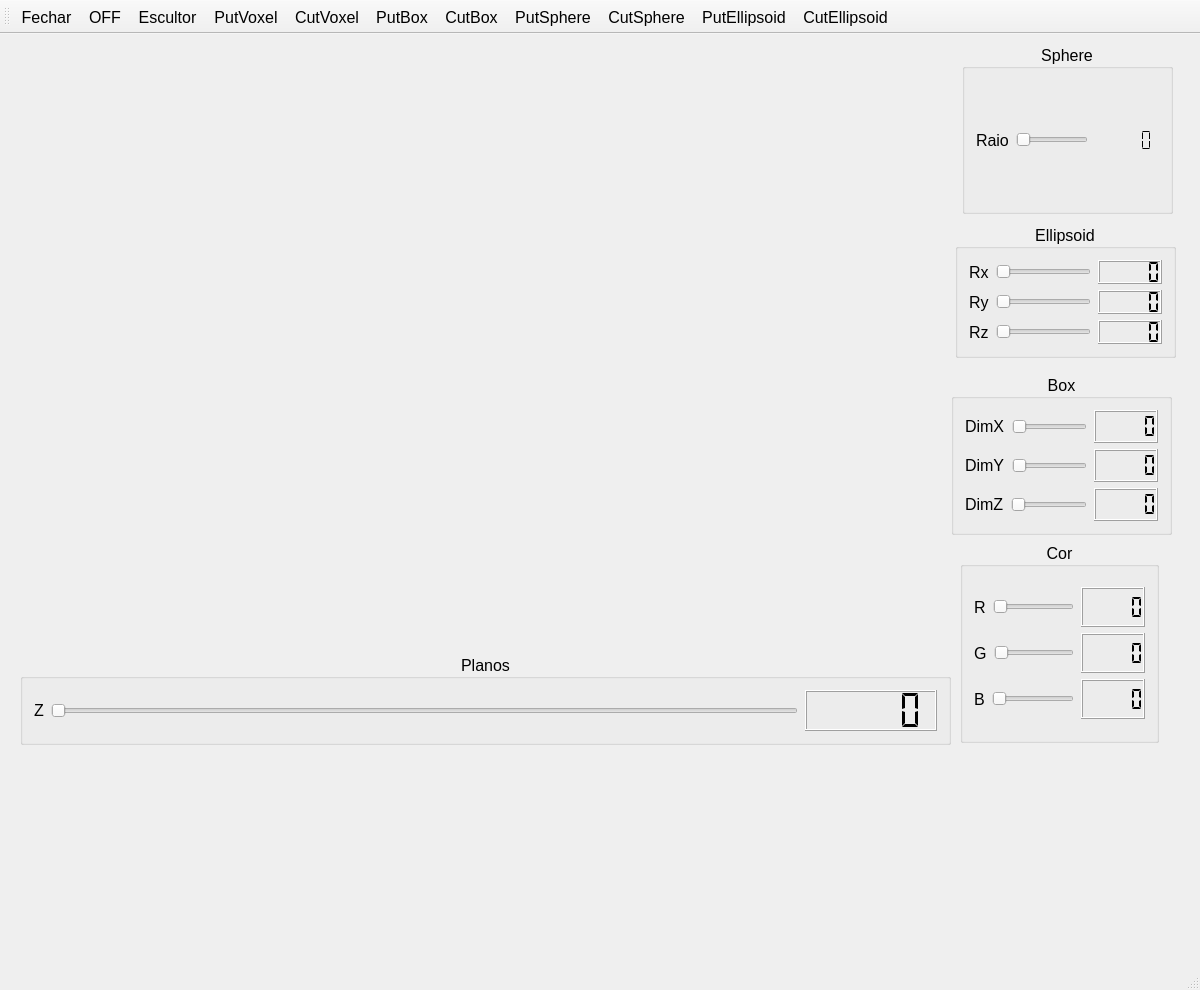
Before: the Qt Designer form mainwindow.ui in vna15/Projeto_PA_Unidade3, drawn with Qt 5.
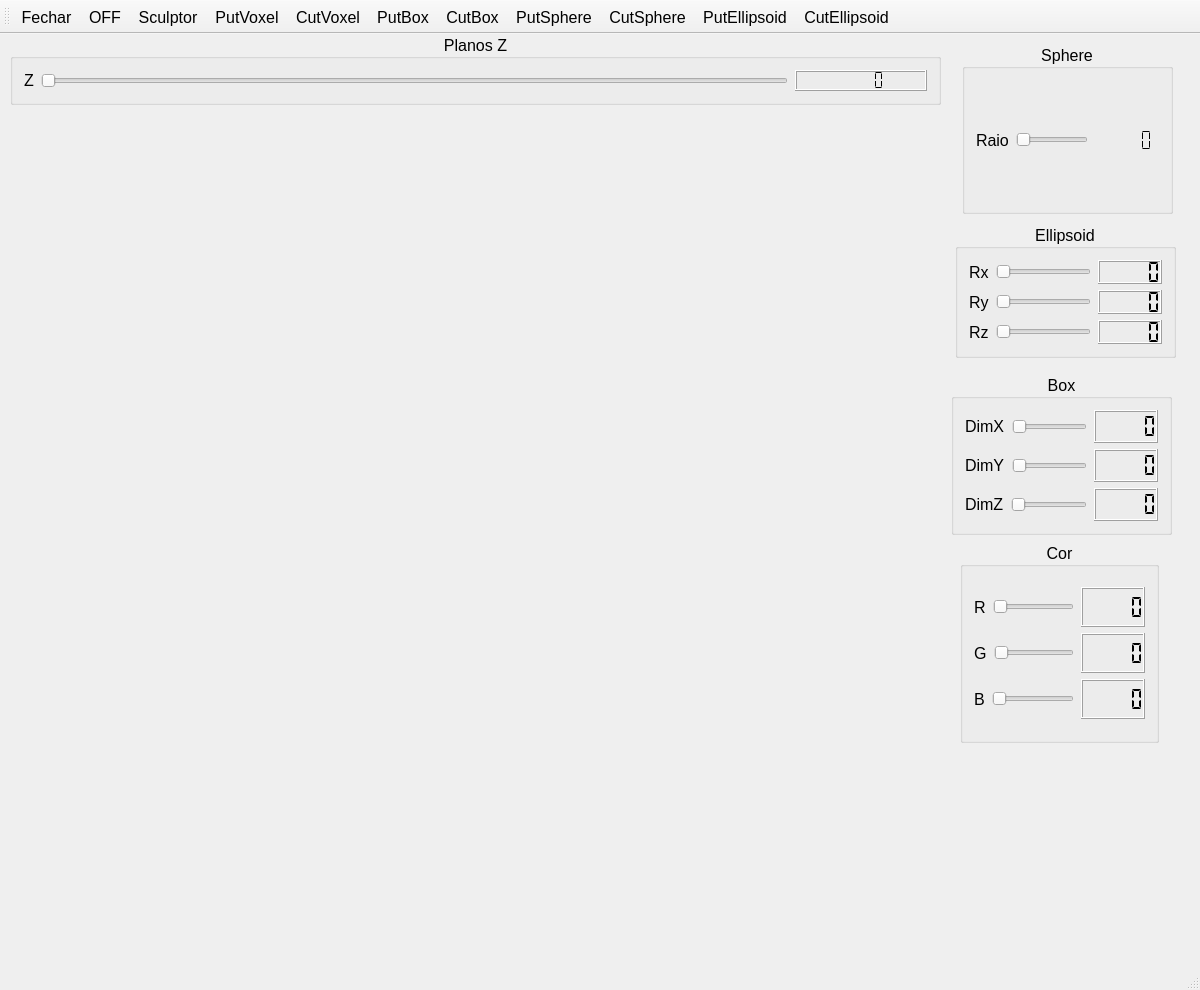
After: the same form once the commit is applied. Custom widgets are drawn as their Qt base class.

What changed in the file:
```diff
--- a/mainwindow.ui
+++ b/mainwindow.ui
@@ -41,10 +41,10 @@
    <widget class="QGroupBox" name="groupBoxPlanos">
     <property name="geometry">
      <rect>
-      <x>20</x>
-      <y>620</y>
+      <x>10</x>
+      <y>0</y>
       <width>931</width>
-      <height>91</height>
+      <height>71</height>
      </rect>
     </property>
     <property name="font">
@@ -54,7 +54,7 @@
      </font>
     </property>
     <property name="title">
-     <string>Planos</string>
+     <string>Planos Z</string>
     </property>
     <property name="alignment">
      <set>Qt::AlignCenter</set>
@@ -97,9 +97,9 @@
     <property name="geometry">
      <rect>
       <x>20</x>
-      <y>20</y>
+      <y>80</y>
       <width>921</width>
-      <height>581</height>
+      <height>621</height>
      </rect>
     </property>
     <property name="sizePolicy">
@@ -672,7 +672,7 @@
   <widget class="QStatusBar" name="statusBar"/>
   <action name="actionEscultor">
    <property name="text">
-    <string>Escultor</string>
+    <string>Sculptor</string>
    </property>
    <property name="font">
     <font>
```
